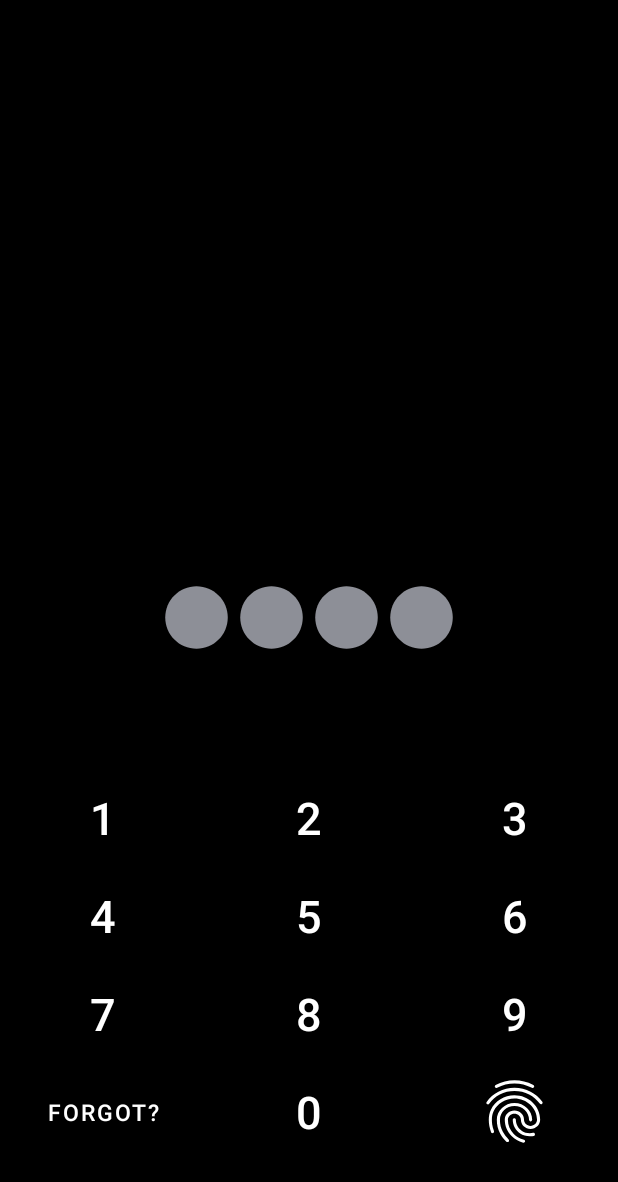
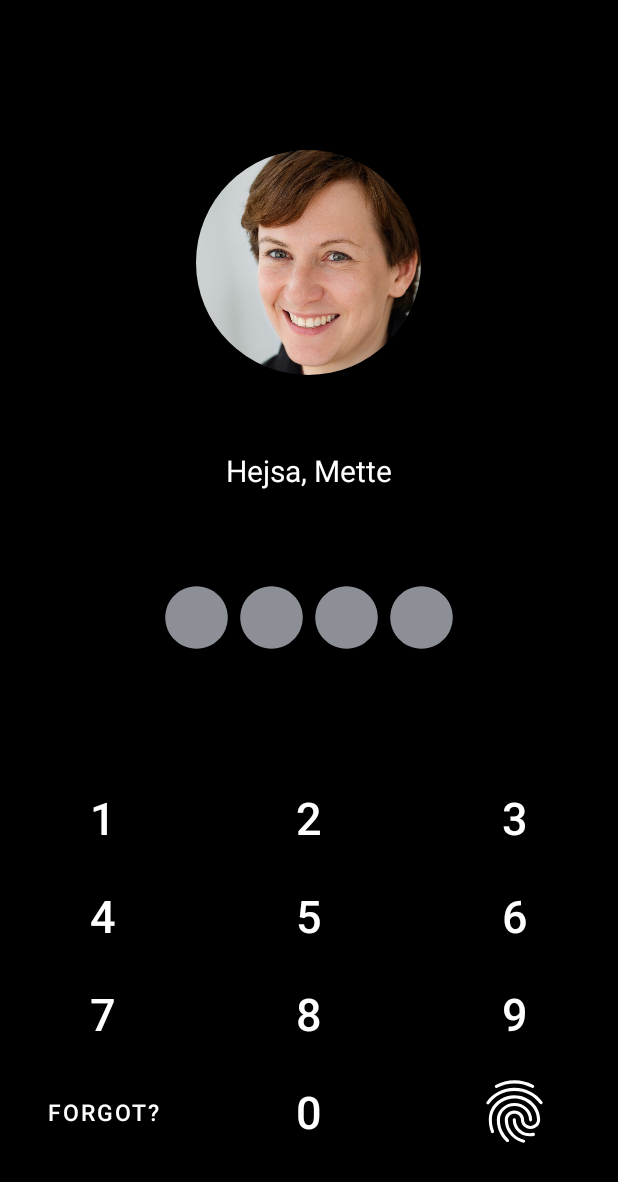
Before and after one commit to P5-Tec/YouBankApp, an Android app: the KeypadFragment screen opened through its navigation route, on a phone screen of 412 x 824 dp. Shown: the top 1182 px of the screen. Run offline under Robolectric (Android 15) with nearby library versions, the light colour scheme and no system bars.

Commit message:
Updated keypad fragment
Keypad functionality and picture + name

```diff
--- a/app/src/main/java/com/example/youbank/fragments/KeypadFragment.kt
+++ b/app/src/main/java/com/example/youbank/fragments/KeypadFragment.kt
@@ -1,47 +1,149 @@
 package com.example.youbank.fragments
 
+import android.media.Image
 import android.os.Bundle
-import androidx.fragment.app.Fragment
 import android.view.LayoutInflater
 import android.view.View
 import android.view.ViewGroup
 import android.widget.Button
+import android.widget.ImageView
+import android.widget.TextView
 import android.widget.Toast
+import androidx.core.content.ContextCompat
+import androidx.core.graphics.drawable.DrawableCompat
+import androidx.fragment.app.Fragment
+import androidx.navigation.fragment.findNavController
 import com.example.youbank.R
 
-class KeypadFragment : Fragment() {
+class KeypadFragment : Fragment(), View.OnClickListener {
 
     override fun onCreate(savedInstanceState: Bundle?) {
         super.onCreate(savedInstanceState)
-
     }
 
-    override fun onCreateView(inflater: LayoutInflater, container: ViewGroup?,
-                              savedInstanceState: Bundle?): View? {
+    override fun onCreateView(
+        inflater: LayoutInflater, container: ViewGroup?,
+        savedInstanceState: Bundle?
+    ): View? {
         // Inflate the layout for this fragment
+
         return inflater.inflate(R.layout.fragment_keypad, container, false)
     }
 
     override fun onViewCreated(view: View, savedInstanceState: Bundle?) {
         super.onViewCreated(view, savedInstanceState)
 
-        /*view.findViewById<Button>(R.id.btn1).setOnClickListener {
-            Toast.makeText(view.context, "Button 1 clicked", Toast.LENGTH_LONG).show()
-            //findNavController().navigate(R.id.action_pinKeysFragment_to_FirstFragment)
-        }*/
+        //val circle2: ImageView = view.findViewById(R.id.circl2)
+        //val circle3: ImageView = view.findViewById(R.id.circl3)
+        //val circle4: ImageView = view.findViewById(R.id.circl4)
 
         val btn1: Button = view.findViewById(R.id.btn1)
+        val btn2: Button = view.findViewById(R.id.btn2)
+        val btn3: Button = view.findViewById(R.id.btn3)
+        val btn4: Button = view.findViewById(R.id.btn4)
+        val btn5: Button = view.findViewById(R.id.btn5)
+        val btn6: Button = view.findViewById(R.id.btn6)
+        val btn7: Button = view.findViewById(R.id.btn7)
+        val btn8: Button = view.findViewById(R.id.btn8)
+        val btn9: Button = view.findViewById(R.id.btn9)
+        val btn0: Button = view.findViewById(R.id.btn0)
 
-        btn1.setOnClickListener {
-            Toast.makeText(this.context, "Hejsa", Toast.LENGTH_LONG).show()
+        btn1.setOnClickListener(this)
+        btn2.setOnClickListener(this)
+        btn3.setOnClickListener(this)
+        btn4.setOnClickListener(this)
+        btn5.setOnClickListener(this)
+        btn6.setOnClickListener(this)
+        btn7.setOnClickListener(this)
+        btn8.setOnClickListener(this)
+        btn9.setOnClickListener(this)
+        btn0.setOnClickListener(this)
+    }
+
+    private val correctString: String = "5555"
+    private var valueString: String = ""
+
+    override fun onClick(v: View) {
+        when (v.id) {
+            R.id.btn1 -> {
+                password(1)
+            }
+            R.id.btn2 -> {
+                password(2)
+            }
+            R.id.btn3 -> {
+                password(3)
+            }
+            R.id.btn4 -> {
+                password(4)
+            }
+            R.id.btn5 -> {
+                password(5)
+            }
+            R.id.btn6 -> {
+                password(6)
+            }
+            R.id.btn7 -> {
+                password(7)
+            }
+            R.id.btn8 -> {
+                password(8)
+            }
+            R.id.btn9 -> {
+                password(9)
+            }
+            R.id.btn0 -> {
+                password(0)
+            }
+        }
+    }
+
+    private fun password(value: Int) {
+        valueString += value;
+        //Toast.makeText(this.context, valueString, Toast.LENGTH_SHORT).show()
+
+        highlightCircles()
+
+        if (valueString.length == 4) {
+            if (valueString == correctString) {
+                Toast.makeText(this.context, "Correct", Toast.LENGTH_SHORT).show()
+                valueString = ""
+                findNavController().navigate(R.id.action_keypadFragment_to_cardHorizontalFragment)
+            } else {
+                Toast.makeText(this.context, "Incorrect", Toast.LENGTH_SHORT).show()
+                valueString = ""
+            }
         }
 
-
-
-
-
-        //view.findViewById<Button>(R.id.btn1).setOnClickListener { Toast.makeText(this.context, "Hejsa", Toast.LENGTH_LONG).show() }
+        highlightCircles()
     }
 
+    private fun highlightCircles() {
 
+        val circle1: ImageView? = view?.findViewById(R.id.circl1)
+        val circle2: ImageView? = view?.findViewById(R.id.circl2)
+        val circle3: ImageView? = view?.findViewById(R.id.circl3)
+        val circle4: ImageView? = view?.findViewById(R.id.circl4)
+
+        when (valueString.length) {
+            1 -> {
+                circle1?.setImageResource(R.drawable.circle_white)
+            }
+            2 -> {
+                circle2?.setImageResource(R.drawable.circle_white)
+            }
+            3 -> {
+                circle3?.setImageResource(R.drawable.circle_white)
+            }
+            4 -> {
+                circle4?.setImageResource(R.drawable.circle_white)
+            }
+            else -> {
+                circle1?.setImageResource(R.drawable.ic_baseline_circle_24)
+                circle2?.setImageResource(R.drawable.ic_baseline_circle_24)
+                circle3?.setImageResource(R.drawable.ic_baseline_circle_24)
+                circle4?.setImageResource(R.drawable.ic_baseline_circle_24)
+            }
+        }
+    }
 }
--- /dev/null
+++ b/app/src/main/res/drawable-anydpi/circle_white.xml
@@ -0,0 +1,11 @@
+<vector xmlns:android="http://schemas.android.com/apk/res/android"
+    android:width="24dp"
+    android:height="24dp"
+    android:viewportWidth="24"
+    android:viewportHeight="24"
+    android:tint="#FFFFFF"
+    android:alpha="1">
+  <path
+      android:fillColor="@android:color/white"
+      android:pathData="M12,2C6.47,2 2,6.47 2,12s4.47,10 10,10 10,-4.47 10,-10S17.53,2 12,2z"/>
+</vector>
--- a/app/src/main/res/layout/fragment_keypad.xml
+++ b/app/src/main/res/layout/fragment_keypad.xml
@@ -1,12 +1,33 @@
 <?xml version="1.0" encoding="utf-8"?>
 <FrameLayout xmlns:android="http://schemas.android.com/apk/res/android"
+    xmlns:app="http://schemas.android.com/apk/res-auto"
     xmlns:tools="http://schemas.android.com/tools"
     android:layout_width="match_parent"
     android:layout_height="match_parent"
     android:layout_gravity="center"
+    android:background="@color/black"
     android:orientation="horizontal"
-    android:background="@color/black"
     tools:context=".fragments.KeypadFragment">
+
+    <com.google.android.material.imageview.ShapeableImageView
+        android:id="@+id/profileImg"
+        android:layout_width="150dp"
+        android:layout_height="150dp"
+        android:layout_gravity="center_horizontal"
+        android:layout_marginTop="100dp"
+        android:background="@color/white"
+        app:shapeAppearanceOverlay="@style/circularImgView"
+        app:srcCompat="@drawable/fake_pro_img" />
+
+    <TextView
+        android:id="@+id/txtNameOfUser"
+        android:layout_width="wrap_content"
+        android:layout_height="wrap_content"
+        android:layout_gravity="center_horizontal"
+        android:layout_marginTop="300dp"
+        android:text="Hejsa, Mette"
+        android:textColor="@color/white"
+        android:textSize="20sp" />
 
     <LinearLayout
         android:layout_width="wrap_content"
@@ -14,25 +35,29 @@
         android:layout_gravity="center"
         android:orientation="horizontal">
 
-        <TextView
+        <ImageView
+            android:id="@+id/circl1"
             android:layout_width="50dp"
             android:layout_height="50dp"
-            android:background="@drawable/ic_baseline_circle_24" />
+            android:src="@drawable/ic_baseline_circle_24" />
 
-        <TextView
+        <ImageView
+            android:id="@+id/circl2"
             android:layout_width="50dp"
             android:layout_height="50dp"
-            android:background="@drawable/ic_baseline_circle_24" />
+            android:src="@drawable/ic_baseline_circle_24" />
 
-        <TextView
+        <ImageView
+            android:id="@+id/circl3"
             android:layout_width="50dp"
             android:layout_height="50dp"
-            android:background="@drawable/ic_baseline_circle_24" />
+            android:src="@drawable/ic_baseline_circle_24" />
 
-        <TextView
+        <ImageView
+            android:id="@+id/circl4"
             android:layout_width="50dp"
             android:layout_height="50dp"
-            android:background="@drawable/ic_baseline_circle_24" />
+            android:src="@drawable/ic_baseline_circle_24" />
     </LinearLayout>
 
     <GridLayout
@@ -45,82 +70,82 @@
 
         <Button
             android:id="@+id/btn1"
+            style="@style/pinBtnStyle"
             android:layout_column="0"
             android:layout_columnWeight="1"
-            style="@style/pinBtnStyle"
             android:text="1" />
 
         <Button
             android:id="@+id/btn2"
+            style="@style/pinBtnStyle"
             android:layout_column="1"
             android:layout_columnWeight="1"
-            style="@style/pinBtnStyle"
             android:text="2" />
 
         <Button
             android:id="@+id/btn3"
+            style="@style/pinBtnStyle"
             android:layout_column="2"
             android:layout_columnWeight="1"
-            style="@style/pinBtnStyle"
             android:text="3" />
 
         <Button
             android:id="@+id/btn4"
+            style="@style/pinBtnStyle"
             android:layout_column="0"
             android:layout_columnWeight="1"
-            style="@style/pinBtnStyle"
             android:text="4" />
 
         <Button
             android:id="@+id/btn5"
+            style="@style/pinBtnStyle"
             android:layout_column="1"
             android:layout_columnWeight="1"
-            style="@style/pinBtnStyle"
             android:text="5" />
 
         <Button
             android:id="@+id/btn6"
+            style="@style/pinBtnStyle"
             android:layout_column="2"
             android:layout_columnWeight="1"
-            style="@style/pinBtnStyle"
             android:text="6" />
 
         <Button
             android:id="@+id/btn7"
+            style="@style/pinBtnStyle"
             android:layout_column="0"
             android:layout_columnWeight="1"
-            style="@style/pinBtnStyle"
             android:text="7" />
 
         <Button
             android:id="@+id/btn8"
+            style="@style/pinBtnStyle"
             android:layout_column="1"
             android:layout_columnWeight="1"
-            style="@style/pinBtnStyle"
             android:text="8" />
 
         <Button
             android:id="@+id/btn9"
+            style="@style/pinBtnStyle"
             android:layout_column="2"
             android:layout_columnWeight="1"
-            style="@style/pinBtnStyle"
             android:text="9" />
 
         <Button
             android:id="@+id/btnForgotPass"
+            style="@style/pinBtnStyle"
             android:layout_column="0"
             android:layout_columnWeight="1"
             android:layout_gravity="fill_vertical"
             android:padding="0dp"
-            android:textSize="15dp"
-            style="@style/pinBtnStyle"
-            android:text="Forgot?"/>
+            android:text="Forgot?"
+            android:textSize="15dp" />
 
         <Button
             android:id="@+id/btn0"
+            style="@style/pinBtnStyle"
             android:layout_column="1"
             android:layout_columnWeight="1"
-            style="@style/pinBtnStyle"
             android:text="0" />
 
         <ImageButton
--- a/app/src/main/res/navigation/nav_graph.xml
+++ b/app/src/main/res/navigation/nav_graph.xml
@@ -36,5 +36,14 @@
         android:id="@+id/keypadFragment"
         android:name="com.example.youbank.fragments.KeypadFragment"
         android:label="fragment_keypad"
-        tools:layout="@layout/fragment_keypad" />
+        tools:layout="@layout/fragment_keypad" >
+        <action
+            android:id="@+id/action_keypadFragment_to_cardHorizontalFragment"
+            app:destination="@id/cardHorizontalFragment" />
+    </fragment>
+    <fragment
+        android:id="@+id/cardHorizontalFragment"
+        android:name="com.example.youbank.fragments.CardHorizontalFragment"
+        android:label="fragment_card_horizontal"
+        tools:layout="@layout/fragment_card_horizontal" />
 </navigation>
```
Also changed, not shown: app/src/main/res/drawable-hdpi/circle_white.png (added), app/src/main/res/drawable-mdpi/circle_white.png (added), app/src/main/res/drawable-xhdpi/circle_white.png (added), app/src/main/res/drawable-xxhdpi/circle_white.png (added).
